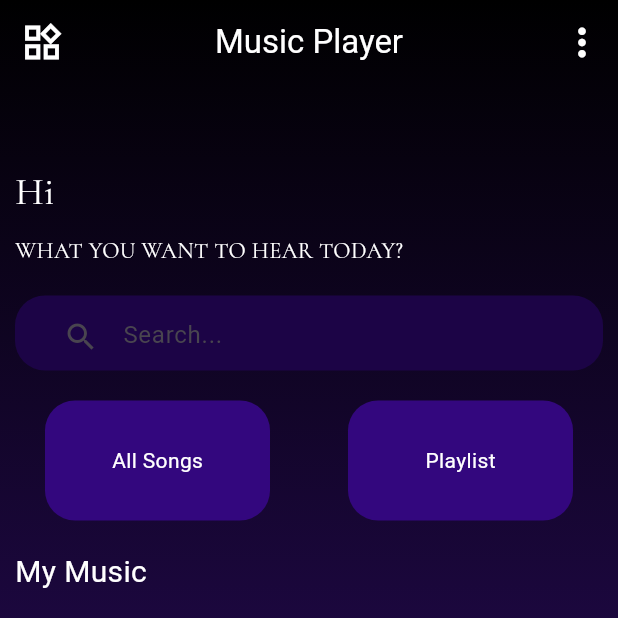
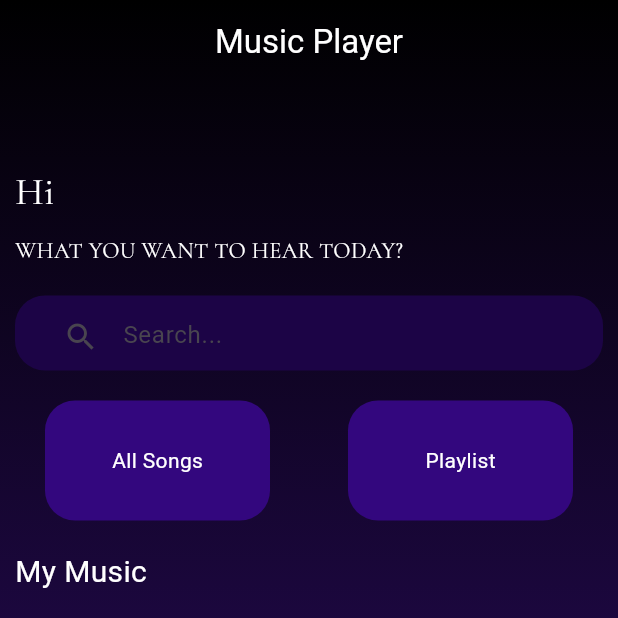
Before and after one commit to jilkujiptha/MusicApp, a Flutter app: the screen it shows after launch, on a phone screen of 412 x 824 dp, the top half of it. Run offline on Flutter 3.47's test engine with Material 3 defaults, Android fonts, the phone set to English and light mode, and no system bars; our stand-ins replace firebase_core, hive, hive_flutter, just_audio, permission_handler; accounts and stored records are empty.

Commit message:
music updated

```diff
--- a/musicapp/lib/MusicPage.dart
+++ b/musicapp/lib/MusicPage.dart
@@ -83,24 +83,8 @@ class _MusicPageState extends State<MusicPage> with TickerProviderStateMixin {
                   "Music Player",
                   style: TextStyle(color: Colors.white),
                 ),
-                leading: IconButton(
-                  onPressed: () {},
-                  icon: Icon(
-                    Icons.widgets_outlined,
-                    color: Colors.white,
-                    size: 30,
-                  ),
-                ),
-                actions: [
-                  IconButton(
-                    onPressed: () {},
-                    icon: Icon(
-                      Icons.more_vert,
-                      size: 30,
-                      color: Colors.white,
-                    ),
-                  ),
-                ],
+
+
               ),
               body: RefreshIndicator(
                 onRefresh: _refresh,
--- a/musicapp/lib/artistpage.dart
+++ b/musicapp/lib/artistpage.dart
@@ -20,7 +20,7 @@ class _ArtistState extends State<Artist> {
                 backgroundColor: Colors.transparent,
               ),
               body: Container(
-                padding: EdgeInsets.all(10),
+                padding: EdgeInsets.only(left: 10, right: 10, top: 100),
                 width: double.infinity,
                 height: double.infinity,
                 decoration: BoxDecoration(
@@ -36,9 +36,8 @@ class _ArtistState extends State<Artist> {
                 child: Expanded(
                     child: ListView.builder(
                         padding: EdgeInsets.all(10),
-                        itemCount: music.musicFiles.length,
+                        itemCount: 1,
                         itemBuilder: (context, index) {
-                          final file = music.musicFiles[index];
                           return Container(
                               child: Row(
                             children: [
--- a/musicapp/lib/listenMusic.dart
+++ b/musicapp/lib/listenMusic.dart
@@ -1,3 +1,4 @@
+import 'dart:collection';
 import 'dart:io';
 
 import 'package:flutter/material.dart';
```
Also changed, not shown: musicapp/lib/showBottomSheet.dart (+4 -4 lines), 22 other files.
